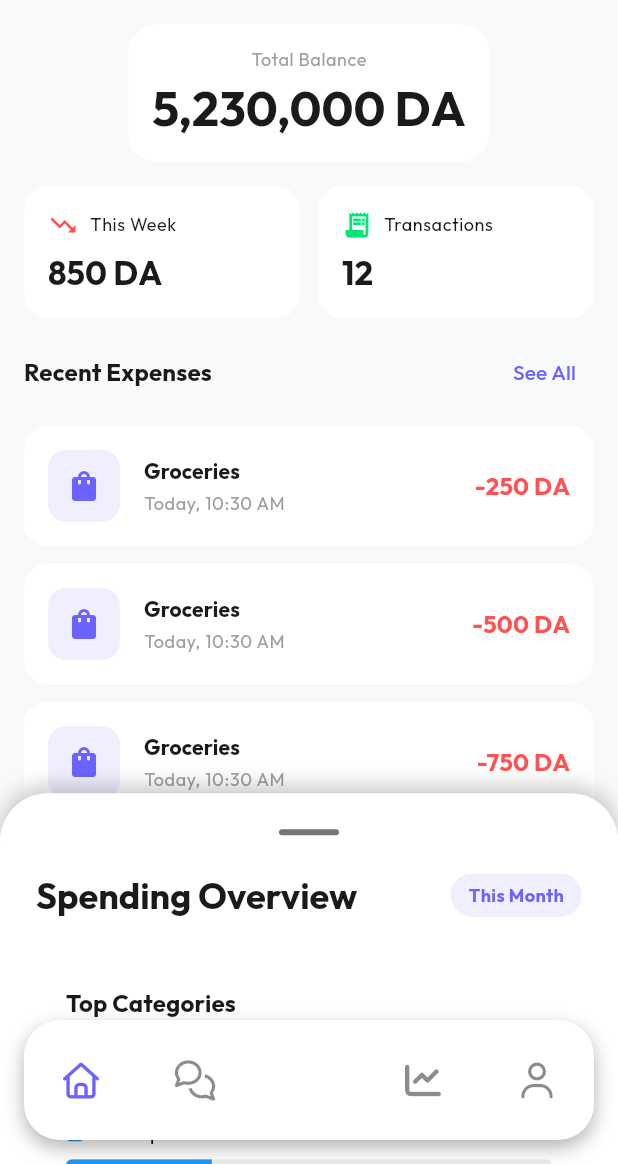
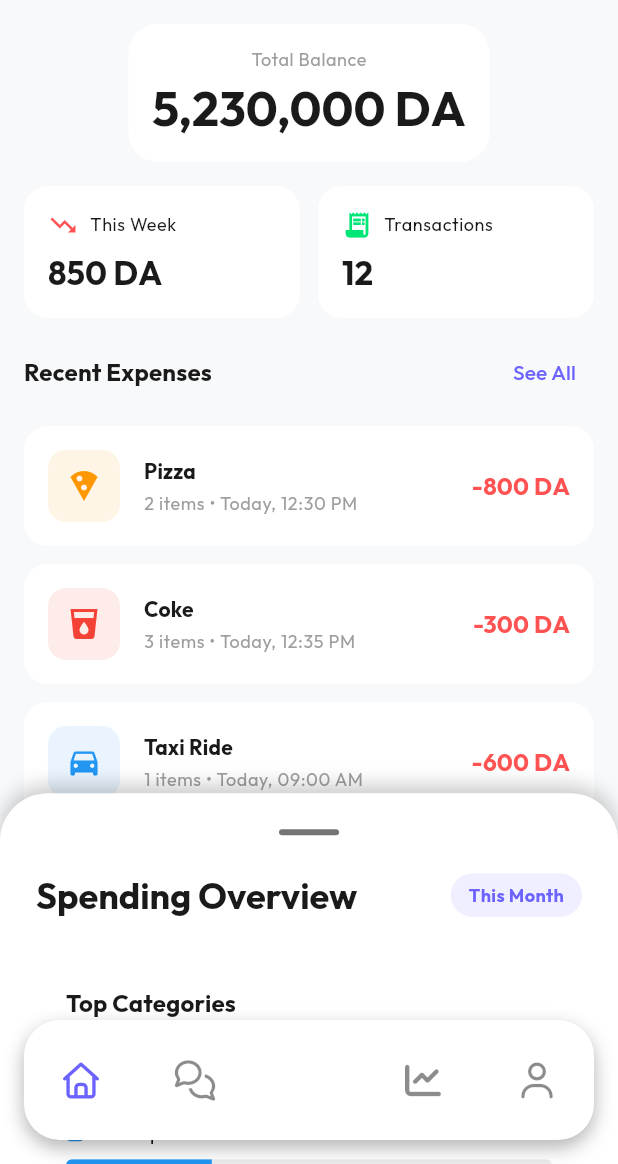
Before and after one commit to BrahimBenzekri/pocketai, a Flutter app: the screen it shows after launch, on a phone screen of 412 x 824 dp, the part 72-1236 px from its top. Run offline on Flutter 3.47's test engine with Material 3 defaults, Android fonts, the phone set to English and light mode, and no system bars; our stand-ins replace dio, fl_chart, font_awesome_flutter, google_fonts, image_picker; missing offline and left inert: record.

Commit message:
Update mock data in home screen

```diff
--- a/lib/main.dart
+++ b/lib/main.dart
@@ -15,7 +15,7 @@ class MainApp extends StatelessWidget {
       title: 'PocketAI',
       debugShowCheckedModeBanner: false,
       theme: AppTheme.lightTheme,
-      home: const HomeScreen(),
+      home: HomeScreen(),
     );
   }
 }
--- a/lib/screens/home_screen.dart
+++ b/lib/screens/home_screen.dart
@@ -4,7 +4,7 @@ import 'package:pocketai/widgets/custom_bottom_nav_bar.dart';
 class HomeScreen extends StatelessWidget {
   final Function(int)? onNavigate;
 
-  const HomeScreen({super.key, this.onNavigate});
+  HomeScreen({super.key, this.onNavigate});
 
   @override
   Widget build(BuildContext context) {
@@ -171,6 +171,7 @@ class HomeScreen extends StatelessWidget {
                           physics: const NeverScrollableScrollPhysics(),
                           itemCount: 3,
                           itemBuilder: (context, index) {
+                            final transaction = _transactions[index];
                             return Container(
                               margin: const EdgeInsets.only(bottom: 12),
                               padding: const EdgeInsets.all(16),
@@ -183,14 +184,13 @@ class HomeScreen extends StatelessWidget {
                                   Container(
                                     padding: const EdgeInsets.all(12),
                                     decoration: BoxDecoration(
-                                      color: Theme.of(
-                                        context,
-                                      ).primaryColor.withValues(alpha: 0.1),
+                                      color: (transaction['color'] as Color)
+                                          .withValues(alpha: 0.1),
                                       borderRadius: BorderRadius.circular(12),
                                     ),
                                     child: Icon(
-                                      Icons.shopping_bag,
-                                      color: Theme.of(context).primaryColor,
+                                      transaction['icon'] as IconData,
+                                      color: transaction['color'] as Color,
                                     ),
                                   ),
                                   const SizedBox(width: 16),
@@ -200,7 +200,7 @@ class HomeScreen extends StatelessWidget {
                                           CrossAxisAlignment.start,
                                       children: [
                                         Text(
-                                          'Groceries',
+                                          transaction['item'] as String,
                                           style: Theme.of(context)
                                               .textTheme
                                               .titleSmall
@@ -210,7 +210,7 @@ class HomeScreen extends StatelessWidget {
                                         ),
                                         const SizedBox(height: 4),
                                         Text(
-                                          'Today, 10:30 AM',
+                                          '${transaction['quantity']} items • ${transaction['time']}',
                                           style: Theme.of(context)
                                               .textTheme
                                               .bodySmall
@@ -220,7 +220,7 @@ class HomeScreen extends StatelessWidget {
                                     ),
                                   ),
                                   Text(
-                                    '-${(index + 1) * 250} DA',
+                                    '-${transaction['price']} DA',
                                     style: Theme.of(context)
                                         .textTheme
                                         .titleMedium
@@ -373,8 +373,10 @@ class HomeScreen extends StatelessWidget {
                     ),
                     const SizedBox(height: 16),
                     ...List.generate(
-                      10,
-                      (index) => Container(
+                      _transactions.length,
+                      (index) {
+                        final transaction = _transactions[index];
+                        return Container(
                           margin: const EdgeInsets.only(bottom: 12),
                           padding: const EdgeInsets.all(16),
                           decoration: BoxDecoration(
@@ -388,14 +390,13 @@ class HomeScreen extends StatelessWidget {
                               Container(
                                 padding: const EdgeInsets.all(12),
                                 decoration: BoxDecoration(
-                                color: _getCategoryColor(
-                                  index,
-                                ).withValues(alpha: 0.1),
+                                  color: (transaction['color'] as Color)
+                                      .withValues(alpha: 0.1),
                                   borderRadius: BorderRadius.circular(12),
                                 ),
                                 child: Icon(
-                                _getCategoryIcon(index),
-                                color: _getCategoryColor(index),
+                                  transaction['icon'] as IconData,
+                                  color: transaction['color'] as Color,
                                 ),
                               ),
                               const SizedBox(width: 16),
@@ -404,32 +405,38 @@ class HomeScreen extends StatelessWidget {
                                   crossAxisAlignment: CrossAxisAlignment.start,
                                   children: [
                                     Text(
-                                    _getExpenseName(index),
+                                      transaction['item'] as String,
                                       style: Theme.of(context)
                                           .textTheme
                                           .titleSmall
-                                        ?.copyWith(fontWeight: FontWeight.bold),
+                                          ?.copyWith(
+                                            fontWeight: FontWeight.bold,
+                                          ),
                                     ),
                                     const SizedBox(height: 4),
                                     Text(
-                                    _getCategoryName(index),
-                                    style: Theme.of(context).textTheme.bodySmall
+                                      '${transaction['quantity']} items • ${transaction['time']}',
+                                      style: Theme.of(context)
+                                          .textTheme
+                                          .bodySmall
                                           ?.copyWith(color: Colors.grey),
                                     ),
                                   ],
                                 ),
                               ),
                               Text(
-                              '-${(index + 1) * 100} DA',
+                                '-${transaction['price']} DA',
                                 style: Theme.of(context).textTheme.titleMedium
                                     ?.copyWith(
                                       fontWeight: FontWeight.bold,
-                                    color: Theme.of(context).colorScheme.error,
+                                      color:
+                                          Theme.of(context).colorScheme.error,
                                     ),
                               ),
                             ],
                           ),
-                      ),
+                        );
+                      },
                     ),
                     const SizedBox(height: 80), // Space for bottom nav
                   ],
@@ -455,6 +462,89 @@ class HomeScreen extends StatelessWidget {
       ),
     );
   }
+
+  final List<Map<String, dynamic>> _transactions = [
+    {
+      'item': 'Pizza',
+      'quantity': 2,
+      'price': 800,
+      'icon': Icons.local_pizza,
+      'color': Colors.orange,
+      'time': 'Today, 12:30 PM',
+    },
+    {
+      'item': 'Coke',
+      'quantity': 3,
+      'price': 300,
+      'icon': Icons.local_drink,
+      'color': Colors.red,
+      'time': 'Today, 12:35 PM',
+    },
+    {
+      'item': 'Taxi Ride',
+      'quantity': 1,
+      'price': 600,
+      'icon': Icons.directions_car,
+      'color': Colors.blue,
+      'time': 'Today, 09:00 AM',
+    },
+    {
+      'item': 'Groceries',
+      'quantity': 12,
+      'price': 4500,
+      'icon': Icons.shopping_bag,
+      'color': Colors.purple,
+      'time': 'Yesterday, 06:15 PM',
+    },
+    {
+      'item': 'Coffee',
+      'quantity': 1,
+      'price': 250,
+      'icon': Icons.coffee,
+      'color': Colors.brown,
+      'time': 'Yesterday, 08:30 AM',
+    },
+    {
+      'item': 'Cinema Ticket',
+      'quantity': 2,
+      'price': 1600,
+      'icon': Icons.movie,
+      'color': Colors.indigo,
+      'time': '22 Nov, 08:00 PM',
+    },
+    {
+      'item': 'Popcorn',
+      'quantity': 1,
+      'price': 400,
+      'icon': Icons.fastfood,
+      'color': Colors.amber,
+      'time': '22 Nov, 08:15 PM',
+    },
+    {
+      'item': 'Gym Subscription',
+      'quantity': 1,
+      'price': 3500,
+      'icon': Icons.fitness_center,
+      'color': Colors.teal,
+      'time': '20 Nov, 10:00 AM',
+    },
+    {
+      'item': 'Notebooks',
+      'quantity': 4,
+      'price': 800,
+      'icon': Icons.book,
+      'color': Colors.green,
+      'time': '19 Nov, 04:30 PM',
+    },
+    {
+      'item': 'Cat Food',
+      'quantity': 2,
+      'price': 1200,
+      'icon': Icons.pets,
+      'color': Colors.cyan,
+      'time': '18 Nov, 05:45 PM',
+    },
+  ];
 
   Widget _buildCategoryRow(
     BuildContext context,
@@ -504,68 +594,4 @@ class HomeScreen extends StatelessWidget {
       ],
     );
   }
-
-  IconData _getCategoryIcon(int index) {
-    final icons = [
-      Icons.fastfood,
-      Icons.directions_car,
-      Icons.shopping_bag,
-      Icons.electric_bolt,
-      Icons.movie,
-      Icons.medical_services,
-      Icons.school,
-      Icons.home,
-      Icons.fitness_center,
-      Icons.pets,
-    ];
-    return icons[index % icons.length];
 }
-
-  Color _getCategoryColor(int index) {
-    final colors = [
-      Colors.orange,
-      Colors.blue,
-      Colors.pink,
-      Colors.green,
-      Colors.purple,
-      Colors.red,
-      Colors.teal,
-      Colors.amber,
-      Colors.indigo,
-      Colors.cyan,
-    ];
-    return colors[index % colors.length];
-  }
-
-  String _getExpenseName(int index) {
-    final names = [
-      'Restaurant',
-      'Uber',
-      'Groceries',
-      'Electricity Bill',
-      'Cinema',
-      'Pharmacy',
-      'Books',
-      'Rent',
-      'Gym',
-      'Pet Food',
-    ];
-    return names[index % names.length];
-  }
-
-  String _getCategoryName(int index) {
-    final categories = [
-      'Food & Dining',
-      'Transport',
-      'Shopping',
-      'Bills',
-      'Entertainment',
-      'Health',
-      'Education',
-      'Housing',
-      'Fitness',
-      'Pets',
-    ];
-    return categories[index % categories.length];
-  }
-}
```
Lines whose indentation alone changed are shown as unchanged.
